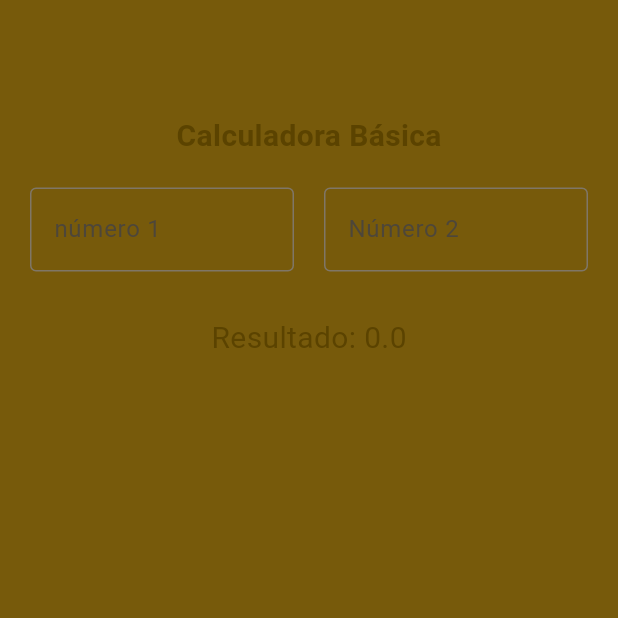
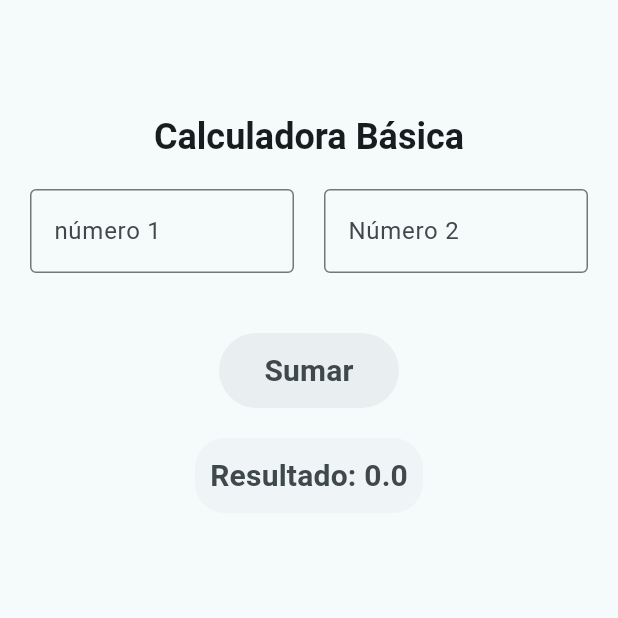
Before and after one commit to Cueyatl/apps-con-geolocalizacion-calculadora-suma-app-2, a Flutter app: the screen it shows after launch, on a phone screen of 412 x 824 dp, the top half of it. Run offline on Flutter 3.47's test engine with Material 3 defaults, Android fonts, the phone set to English and light mode, and no system bars.

Commit message:
agregado boton

```diff
--- a/lib/main.dart
+++ b/lib/main.dart
@@ -1,5 +1,28 @@
 import 'package:flutter/material.dart';
-import 'package:calculadora/widgets/widget_main_suma.dart';
+import 'package:calculadora/widgets/widget_calculadora_suma.dart';
+
 void main() {
-  runApp(const WidgetMainSuma());
+  final colorScheme = ColorScheme.fromSeed(seedColor: Colors.white70);
+  runApp(
+    MaterialApp(
+      debugShowCheckedModeBanner: false,
+
+      theme: ThemeData(
+        colorScheme: colorScheme,
+
+        textTheme: TextTheme(
+          titleLarge: TextStyle(fontSize: 24, fontWeight: FontWeight.bold, color: colorScheme.onSurface),
+
+          titleMedium: TextStyle(fontSize: 20, fontWeight: FontWeight.w600, color: colorScheme.onSurfaceVariant),
+
+          bodyLarge: TextStyle(fontSize: 16),
+
+          bodyMedium: TextStyle(fontSize: 14),
+
+          bodySmall: TextStyle(fontSize: 12),
+        ),
+      ),
+      home: WidgetCalculadoraSuma(),
+    ),
+  );
 }
--- a/lib/widgets/widget_calculadora_suma.dart
+++ b/lib/widgets/widget_calculadora_suma.dart
@@ -23,11 +23,10 @@ class _WidgetCalculadoraSumaState extends State<WidgetCalculadoraSuma> {
   @override
   Widget build(BuildContext context) {
     return Scaffold(
-      backgroundColor: Theme.of(context).colorScheme.primary,
       appBar: AppBar(
         /*  title: const Text('Calculadora App'),
         centerTitle: true, */
-        backgroundColor: Colors.transparent,
+        backgroundColor: Theme.of(context).colorScheme.surface,
       ),
       body: SingleChildScrollView(
         // 👈 prevents overflow
@@ -37,7 +36,7 @@ class _WidgetCalculadoraSumaState extends State<WidgetCalculadoraSuma> {
           children: [
             Text(
               'Calculadora Básica',
-              style: TextStyle(fontSize: 20, fontWeight: FontWeight.bold),
+              style: Theme.of(context).textTheme.titleLarge,
             ),
             SizedBox(height: 20),
             //Layout secundario, organiza horizontalmente los textfields
@@ -68,16 +67,34 @@ class _WidgetCalculadoraSumaState extends State<WidgetCalculadoraSuma> {
               ],
             ),
             SizedBox(height: 20),
+
+            Padding(
+              padding: const EdgeInsets.all(20.0),
+              child: TextButton(
+                onPressed: sumar,
+                style: TextButton.styleFrom(
+                  fixedSize: const Size(120, 50),
+                  backgroundColor: Theme.of(
+                    context,
+                  ).colorScheme.surfaceContainer,
+                  foregroundColor: Theme.of(
+                    context,
+                  ).colorScheme.onSurfaceVariant,
+                ),
+                child: Text('Sumar', style: Theme.of(context).textTheme.titleMedium,),
+              ),
+            ),
+
             Container(
               padding: EdgeInsets.all(10),
               decoration: BoxDecoration(
-                color: Theme.of(context).colorScheme.primary,
+                color: Theme.of(context).colorScheme.surfaceContainerLow,
                 borderRadius: BorderRadius.circular(20),
               ),
               child: Text(
                 'Resultado: $resultado',
-                style: TextStyle(fontSize: 20),
-              ),
+                style: Theme.of(context).textTheme.titleMedium,
+                ),
 
             ),
           ],
--- a/lib/widgets/widget_main_suma.dart
+++ /dev/null
@@ -1,61 +0,0 @@
-import 'package:flutter/material.dart';
-import 'package:calculadora/widgets/widget_calculadora_suma.dart';
-
-
-final colorScheme = ColorScheme.fromSeed(seedColor: Colors.amber);
-
-class WidgetMainSuma extends StatelessWidget {
-  const WidgetMainSuma({super.key});
-
-  @override
-  Widget build(BuildContext context) {
-    return MaterialApp(
-      debugShowCheckedModeBanner: false,
-
-      theme: ThemeData(
-        colorScheme: colorScheme,
-
-        textTheme: TextTheme(
-
-          titleLarge: TextStyle(
-
-            fontSize: 24,
-
-            fontWeight: FontWeight.bold,
-
-            color: colorScheme.onPrimary,
-
-          ),
-
-          titleMedium: TextStyle(
-
-            fontSize: 20,
-
-            fontWeight: FontWeight.w600,
-
-            color: colorScheme.onPrimary,
-
-          ),
-
-          bodyLarge: TextStyle(
-            fontSize: 16,
-            color: colorScheme.onPrimary
-            ),
-
-          bodyMedium: TextStyle(
-            fontSize: 14,
-            color: colorScheme.onPrimaryContainer
-            ),
-
-          bodySmall: TextStyle(
-            fontSize: 12,
-            color: colorScheme.onPrimary
-            ),
-
-        ),
-      ),
-      home:
-        WidgetCalculadoraSuma(),
-    );
-  }
-}
```
Also changed, not shown: 1 other file.
